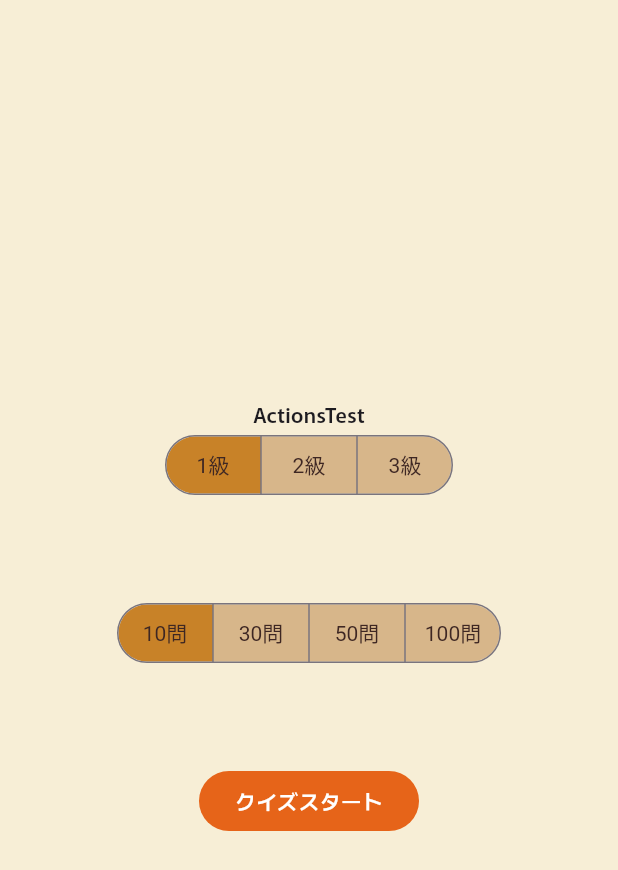
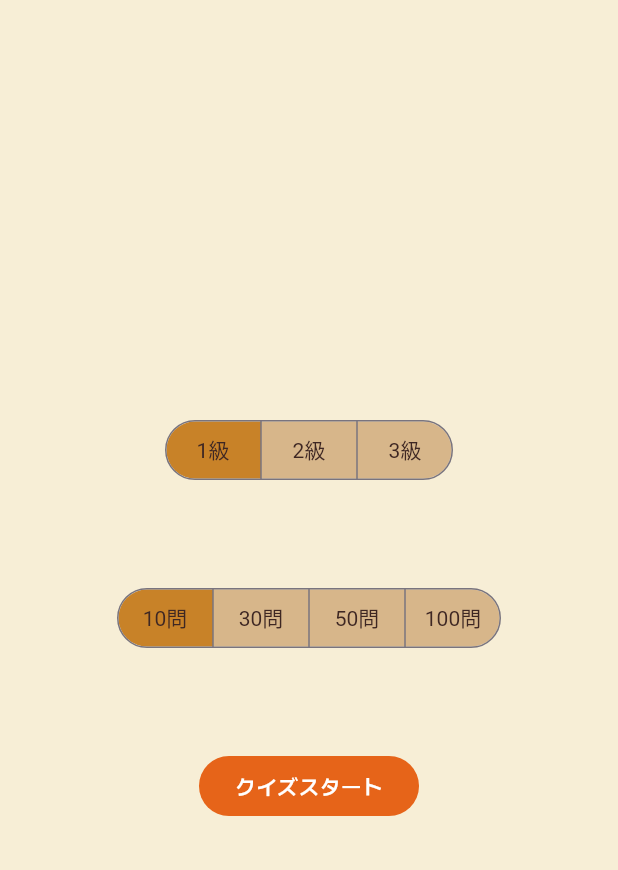
Before and after one commit to ryomar-kappa/hop, a Flutter app: the screen it shows after launch, on a phone screen of 412 x 824 dp. Shown: the top 870 px of the screen. Run offline on Flutter 3.47's test engine with Material 3 defaults, Android fonts, the phone set to English and light mode, and no system bars.

Commit message:
不要なコンポーネント削除

```diff
--- a/lib/screen/top_page/top_page.dart
+++ b/lib/screen/top_page/top_page.dart
@@ -25,7 +25,6 @@ class TopPageState extends State<TopPageView> {
           mainAxisAlignment: MainAxisAlignment.center,
           crossAxisAlignment: CrossAxisAlignment.center,
           children: [
-            const Text('ActionsTest'),
             _difficulityLevelSegmentButton(),
             const SizedBox(height: 64),
             _quizModeSegmentedButton(),
```
